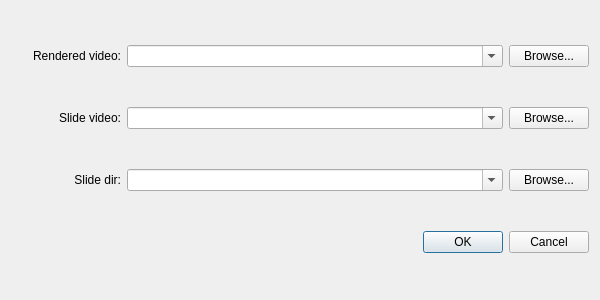
The window that ui/file_chooser_dialog.ui (viidea/slidesync) describes before a commit, drawn with Qt 5.
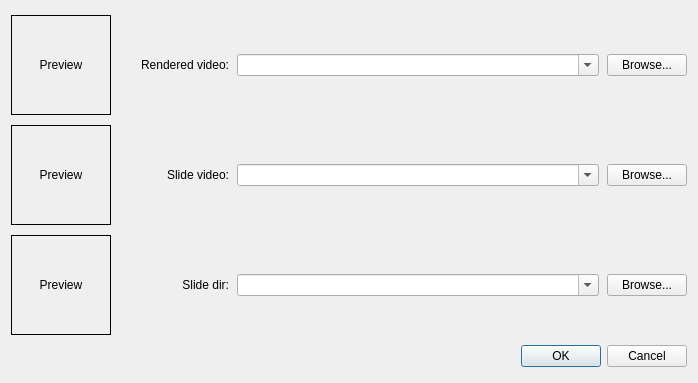
The same window after the commit.

Commit message: Implemented video/slide preview in file chooser (Fixes #13)

What changed in the file:
```diff
--- a/ui/file_chooser_dialog.ui
+++ b/ui/file_chooser_dialog.ui
@@ -6,8 +6,8 @@
    <rect>
     <x>0</x>
     <y>0</y>
-    <width>600</width>
-    <height>300</height>
+    <width>698</width>
+    <height>383</height>
    </rect>
   </property>
   <property name="windowTitle">
@@ -16,6 +16,40 @@
   <layout class="QVBoxLayout" name="verticalLayout">
    <item>
     <layout class="QHBoxLayout" name="horizontalLayout_3">
+     <property name="spacing">
+      <number>8</number>
+     </property>
+     <item>
+      <widget class="QLabel" name="renderedPreview">
+       <property name="minimumSize">
+        <size>
+         <width>100</width>
+         <height>100</height>
+        </size>
+       </property>
+       <property name="maximumSize">
+        <size>
+         <width>100</width>
+         <height>100</height>
+        </size>
+       </property>
+       <property name="frameShape">
+        <enum>QFrame::Box</enum>
+       </property>
+       <property name="frameShadow">
+        <enum>QFrame::Plain</enum>
+       </property>
+       <property name="lineWidth">
+        <number>1</number>
+       </property>
+       <property name="text">
+        <string>Preview</string>
+       </property>
+       <property name="alignment">
+        <set>Qt::AlignCenter</set>
+       </property>
+      </widget>
+     </item>
      <item>
       <widget class="QLabel" name="label_3">
        <property name="minimumSize">
@@ -62,6 +96,40 @@
    </item>
    <item>
     <layout class="QHBoxLayout" name="horizontalLayout">
+     <property name="spacing">
+      <number>8</number>
+     </property>
+     <item>
+      <widget class="QLabel" name="slideVideoPreview">
+       <property name="minimumSize">
+        <size>
+         <width>100</width>
+         <height>100</height>
+        </size>
+       </property>
+       <property name="maximumSize">
+        <size>
+         <width>100</width>
+         <height>100</height>
+        </size>
+       </property>
+       <property name="frameShape">
+        <enum>QFrame::Box</enum>
+       </property>
+       <property name="frameShadow">
+        <enum>QFrame::Plain</enum>
+       </property>
+       <property name="lineWidth">
+        <number>1</number>
+       </property>
+       <property name="text">
+        <string>Preview</string>
+       </property>
+       <property name="alignment">
+        <set>Qt::AlignCenter</set>
+       </property>
+      </widget>
+     </item>
      <item>
       <widget class="QLabel" name="label">
        <property name="minimumSize">
@@ -108,6 +176,40 @@
    </item>
    <item>
     <layout class="QHBoxLayout" name="horizontalLayout_2">
+     <property name="spacing">
+      <number>8</number>
+     </property>
+     <item>
+      <widget class="QLabel" name="slidePreview">
+       <property name="minimumSize">
+        <size>
+         <width>100</width>
+         <height>100</height>
+        </size>
+       </property>
+       <property name="maximumSize">
+        <size>
+         <width>100</width>
+         <height>100</height>
+        </size>
+       </property>
+       <property name="frameShape">
+        <enum>QFrame::Box</enum>
+       </property>
+       <property name="frameShadow">
+        <enum>QFrame::Plain</enum>
+       </property>
+       <property name="lineWidth">
+        <number>1</number>
+       </property>
+       <property name="text">
+        <string>Preview</string>
+       </property>
+       <property name="alignment">
+        <set>Qt::AlignCenter</set>
+       </property>
+      </widget>
+     </item>
      <item>
       <widget class="QLabel" name="label_2">
        <property name="minimumSize">
```
The commit also changes 2 other files.
